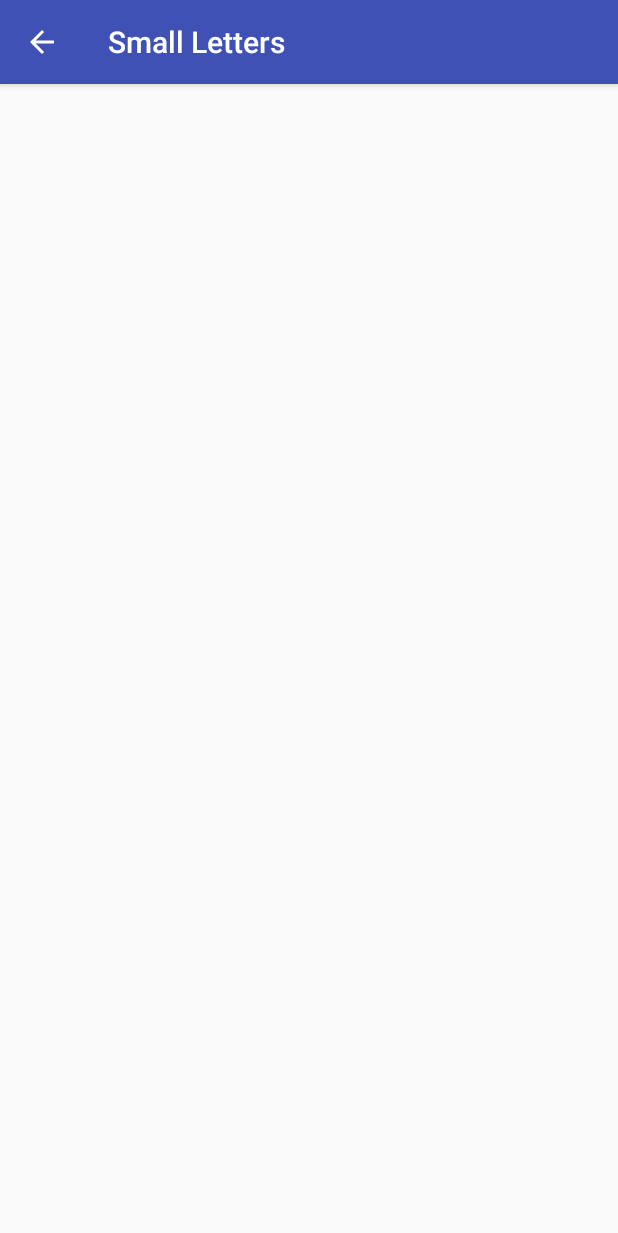
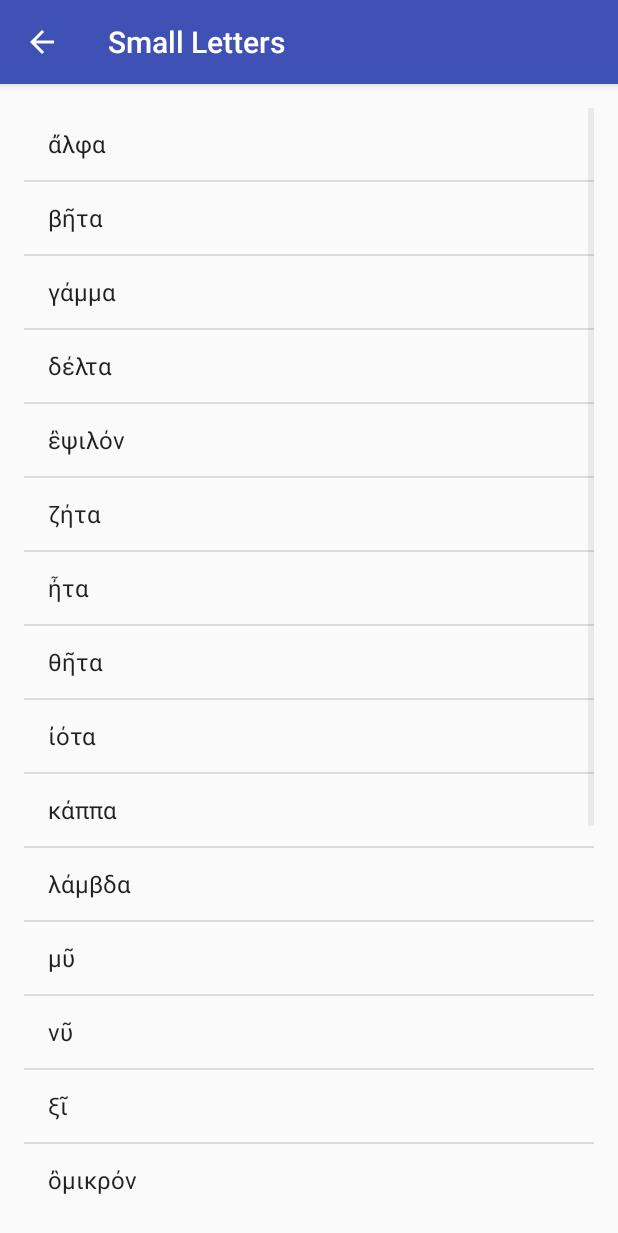
Before and after one commit to pauldalewilliams/KoineGreek, an Android app: the SmallLettersActivity screen opened directly, with no data from a screen before it, on a phone screen of 412 x 824 dp. Shown: the top 1233 px of the screen. Run offline under Robolectric (Android 15) with nearby library versions, the phone set to English and light mode, and no system bars.

Commit message:
Add small letters, custom letter list item, and began work on Word class
TODO - custom word adapter

```diff
--- a/app/src/main/java/com/thepantologist/koinegreek/SmallLettersActivity.java
+++ b/app/src/main/java/com/thepantologist/koinegreek/SmallLettersActivity.java
@@ -2,6 +2,10 @@ package com.thepantologist.koinegreek;
 
 import android.support.v7.app.AppCompatActivity;
 import android.os.Bundle;
+import android.widget.ArrayAdapter;
+import android.widget.ListView;
+
+import java.util.ArrayList;
 
 public class SmallLettersActivity extends AppCompatActivity {
 
@@ -9,5 +13,40 @@ public class SmallLettersActivity extends AppCompatActivity {
     protected void onCreate(Bundle savedInstanceState) {
         super.onCreate(savedInstanceState);
         setContentView(R.layout.activity_small_letters);
+
+        ArrayList<Word> smletters = new ArrayList<>();
+
+        ArrayList<String> letters = new ArrayList<>();
+        letters.add(getString(R.string.smletter_alpha));
+        letters.add(getString(R.string.smletter_beta));
+        letters.add(getString(R.string.smletter_gamma));
+        letters.add(getString(R.string.smletter_delta));
+        letters.add(getString(R.string.smletter_epsilon));
+        letters.add(getString(R.string.smletter_zeta));
+        letters.add(getString(R.string.smletter_eta));
+        letters.add(getString(R.string.smletter_theta));
+        letters.add(getString(R.string.smletter_iota));
+        letters.add(getString(R.string.smletter_kappa));
+        letters.add(getString(R.string.smletter_lambda));
+        letters.add(getString(R.string.smletter_mu));
+        letters.add(getString(R.string.smletter_nu));
+        letters.add(getString(R.string.smletter_xi));
+        letters.add(getString(R.string.smletter_omicron));
+        letters.add(getString(R.string.smletter_pi));
+        letters.add(getString(R.string.smletter_rho));
+        letters.add(getString(R.string.smletter_sigma));
+        letters.add(getString(R.string.smletter_tau));
+        letters.add(getString(R.string.smletter_upsilon));
+        letters.add(getString(R.string.smletter_phi));
+        letters.add(getString(R.string.smletter_chi));
+        letters.add(getString(R.string.smletter_psi));
+        letters.add(getString(R.string.smletter_omega));
+
+        ArrayAdapter<String> itemsAdapter =
+                new ArrayAdapter<>(this, android.R.layout.simple_list_item_1, letters);
+
+        ListView listView = (ListView) findViewById(R.id.list);
+
+        listView.setAdapter(itemsAdapter);
     }
 }
--- a/app/src/main/res/layout/activity_small_letters.xml
+++ b/app/src/main/res/layout/activity_small_letters.xml
@@ -1,9 +1,12 @@
 <?xml version="1.0" encoding="utf-8"?>
-<android.support.constraint.ConstraintLayout xmlns:android="http://schemas.android.com/apk/res/android"
-    xmlns:app="http://schemas.android.com/apk/res-auto"
+<ListView xmlns:android="http://schemas.android.com/apk/res/android"
     xmlns:tools="http://schemas.android.com/tools"
+    android:id="@+id/list"
+    android:orientation="vertical"
     android:layout_width="match_parent"
     android:layout_height="match_parent"
-    tools:context="com.thepantologist.koinegreek.SmallLettersActivity">
-
-</android.support.constraint.ConstraintLayout>
+    android:paddingBottom="@dimen/activity_vertical_margin"
+    android:paddingLeft="@dimen/activity_horizontal_margin"
+    android:paddingRight="@dimen/activity_horizontal_margin"
+    android:paddingTop="@dimen/activity_vertical_margin"
+    tools:context="com.thepantologist.koinegreek.SmallLettersActivity" />
--- a/app/src/main/res/values/strings.xml
+++ b/app/src/main/res/values/strings.xml
@@ -16,4 +16,30 @@
 
     <!-- Category name for vocabulary 2 [CHAR LIMIT=20] -->
     <string name="category_vocab2">Vocabulary 2</string>
+
+    <string name="smletter_alpha">ἄλφα</string>
+    <string name="smletter_beta">βῆτα</string>
+    <string name="smletter_gamma">γάμμα</string>
+    <string name="smletter_delta">δέλτα</string>
+    <string name="smletter_epsilon">ἒψιλόν</string>
+    <string name="smletter_zeta">ζήτα</string>
+    <string name="smletter_eta">ἦτα</string>
+    <string name="smletter_theta">θῆτα</string>
+    <string name="smletter_iota">ἰότα</string>
+    <string name="smletter_kappa">κάππα</string>
+    <string name="smletter_lambda">λάμβδα</string>
+    <string name="smletter_mu">μῦ</string>
+    <string name="smletter_nu">νῦ</string>
+    <string name="smletter_xi">ξῖ</string>
+    <string name="smletter_omicron">ὂμικρόν</string>
+    <string name="smletter_pi">πῖ</string>
+    <string name="smletter_rho">ῥῶ</string>
+    <string name="smletter_sigma">σίγμα</string>
+    <string name="smletter_tau">ταῦ</string>
+    <string name="smletter_upsilon">ὖψιλόν</string>
+    <string name="smletter_phi">φῖ</string>
+    <string name="smletter_chi">χῖ</string>
+    <string name="smletter_psi">ψῖ</string>
+    <string name="smletter_omega">ὦμέγα</string>
+
 </resources>
```
Also changed, not shown: app/src/main/java/com/thepantologist/koinegreek/Word.java (added, +34 -0 lines), app/src/main/res/layout/letter_list_item.xml (added, +21 -0 lines).
